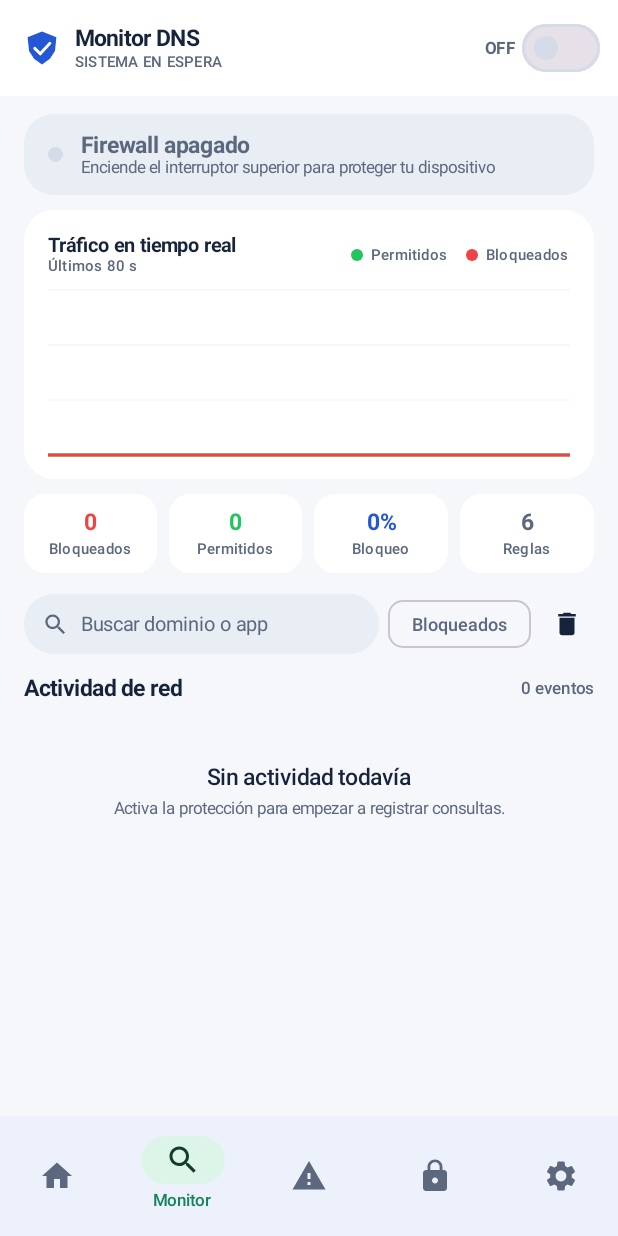
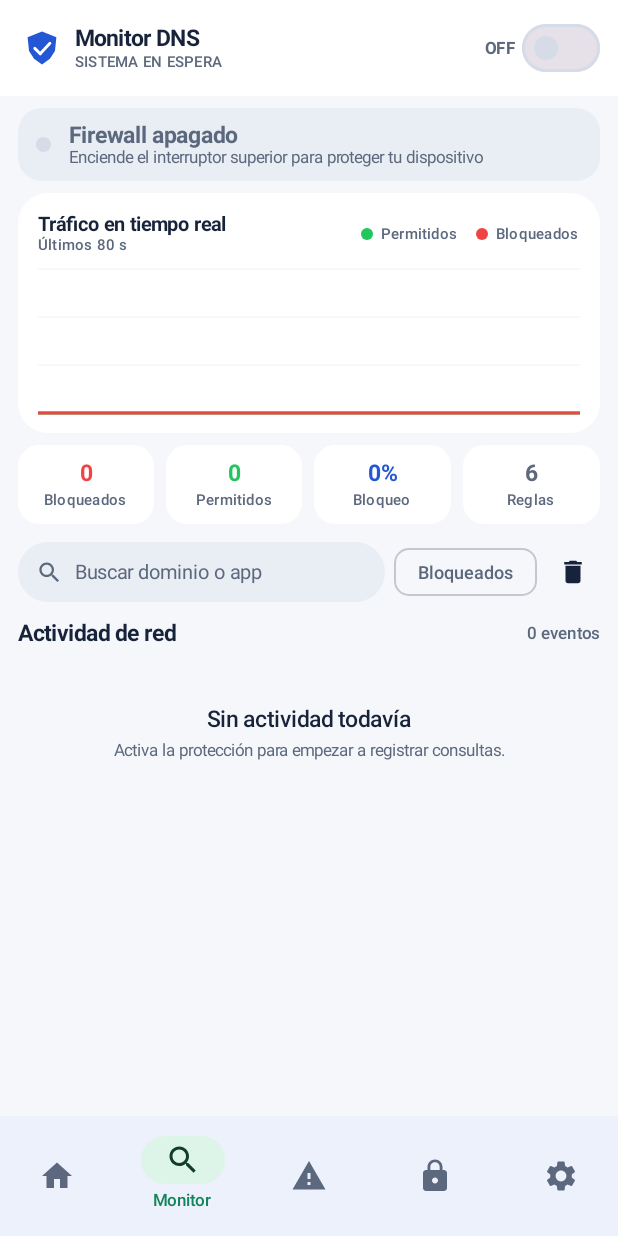
Before and after one commit to candidohernandez148-spec/FirewallDNS, an Android app built with Jetpack Compose: the screen it shows after launch (MainActivity), item 2 of the bottom bar chosen, on a phone screen of 412 x 824 dp. Run offline under Robolectric (Android 15) with nearby library versions, the phone set to English and light mode, and no system bars; pictures from the network do not load; 1 statement that could not run was skipped.

Commit message:
Refine compact professional UI styling

```diff
--- a/app/src/main/java/com/firewall/dns/ui/screens/LogsScreen.kt
+++ b/app/src/main/java/com/firewall/dns/ui/screens/LogsScreen.kt
@@ -79,17 +79,17 @@ fun LogsScreen(
 
     LazyColumn(
         modifier = Modifier.fillMaxSize(),
-        contentPadding = PaddingValues(horizontal = 16.dp, vertical = 12.dp),
-        verticalArrangement = Arrangement.spacedBy(10.dp)
+        contentPadding = PaddingValues(horizontal = 12.dp, vertical = 8.dp),
+        verticalArrangement = Arrangement.spacedBy(8.dp)
     ) {
         item {
             Surface(
                 modifier = Modifier.fillMaxWidth(),
-                shape = RoundedCornerShape(20.dp),
+                shape = RoundedCornerShape(16.dp),
                 color = if (stats.isRunning) MaterialTheme.colorScheme.primaryContainer else MaterialTheme.colorScheme.surfaceVariant
             ) {
                 Row(
-                    modifier = Modifier.padding(horizontal = 16.dp, vertical = 12.dp),
+                    modifier = Modifier.padding(horizontal = 12.dp, vertical = 9.dp),
                     verticalAlignment = Alignment.CenterVertically,
                     horizontalArrangement = Arrangement.spacedBy(12.dp)
                 ) {
@@ -142,7 +142,7 @@ fun LogsScreen(
                 shape = RoundedCornerShape(20.dp),
                 colors = CardDefaults.cardColors(containerColor = MaterialTheme.colorScheme.surface)
             ) {
-                Column(Modifier.padding(16.dp), verticalArrangement = Arrangement.spacedBy(10.dp)) {
+                Column(Modifier.padding(13.dp), verticalArrangement = Arrangement.spacedBy(10.dp)) {
                     Row(verticalAlignment = Alignment.CenterVertically) {
                         Column(Modifier.weight(1f)) {
                             Text("Tráfico en tiempo real", style = MaterialTheme.typography.titleSmall, fontWeight = FontWeight.Bold)
@@ -152,7 +152,7 @@ fun LogsScreen(
                         Spacer(Modifier.width(12.dp))
                         Legend("Bloqueados", BLOCKED_COLOR)
                     }
-                    TrafficChart(traffic, Modifier.fillMaxWidth().height(110.dp))
+                    TrafficChart(traffic, Modifier.fillMaxWidth().height(96.dp))
                 }
             }
         }
```
